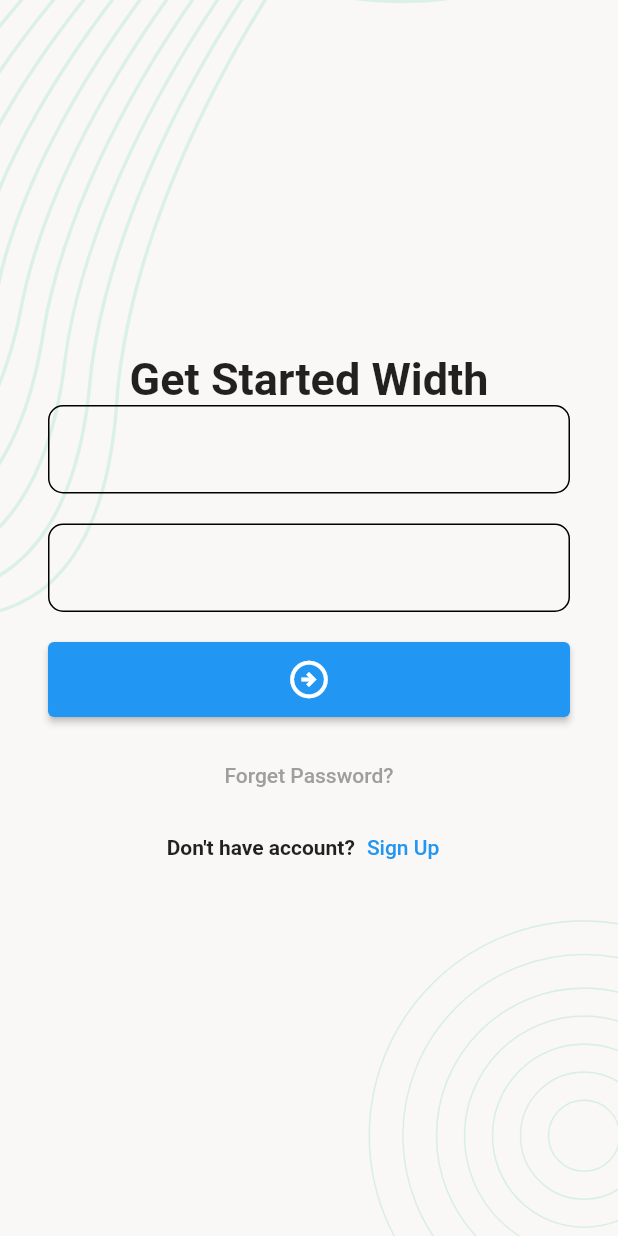
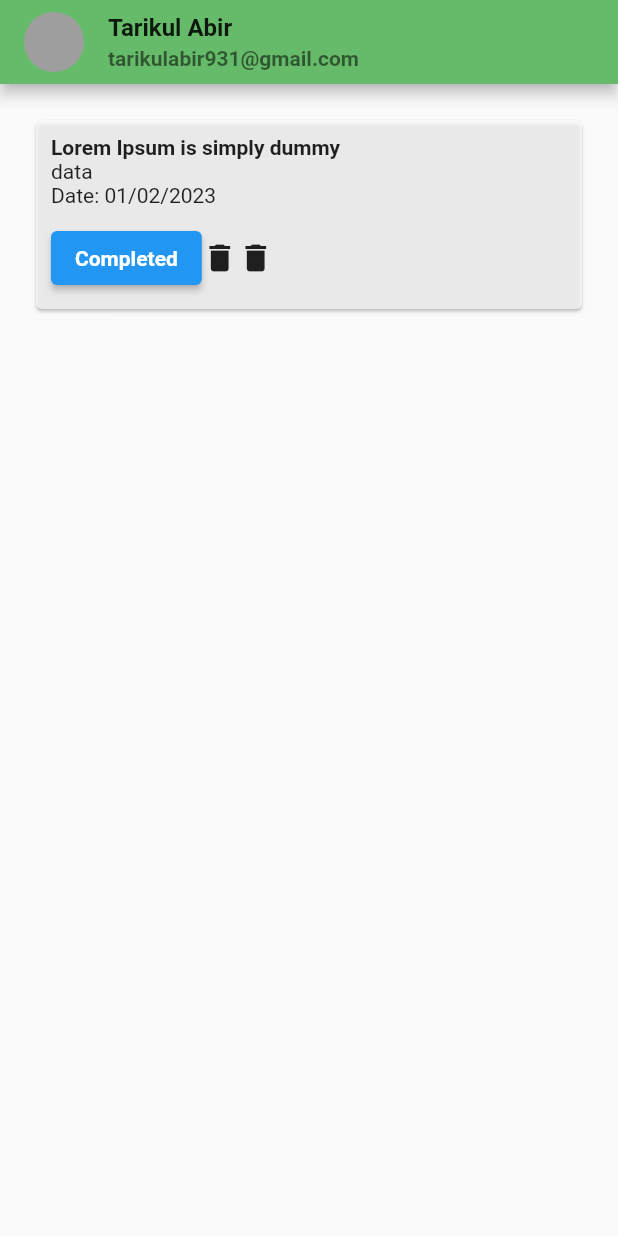
Before and after one commit to Tarikul69/Flutter-taskmanaget, a Flutter app: the screen it shows after launch, on a phone screen of 412 x 824 dp. Run offline on Flutter 3.47's test engine with Material 2 defaults, Android fonts, the phone set to English and light mode, and no system bars; our stand-ins replace flutter_svg, pin_code_fields; statements that could not run were skipped.

Commit message:
2nd commit

```diff
--- a/lib/screen/home.dart
+++ b/lib/screen/home.dart
@@ -0,0 +1,78 @@
+import 'package:flutter/material.dart';
+import 'package:taskmanager/widgets.dart/tools.dart';
+
+class home extends StatefulWidget {
+  const home({Key? key}) : super(key: key);
+
+  @override
+  State<home> createState() => _homeState();
+  MaterialStateProperty;
+}
+
+class _homeState extends State<home> {
+  @override
+  Widget build(BuildContext context) {
+    return MaterialApp(
+      home: Scaffold(
+        appBar: topbar(),
+        body: SingleChildScrollView(
+          child: Stack(
+            children: [
+              Padding(
+                padding: EdgeInsets.all(20.0),
+                child: SizedBox(
+                  width: 1200,
+                  child: InkWell(
+                    onTap: () {},
+                    child: Card(
+                      color: Colors.white70,
+                      child: Padding(
+                        padding: EdgeInsets.all(10.0),
+                        child: Column(
+                          mainAxisAlignment: MainAxisAlignment.start,
+                          crossAxisAlignment: CrossAxisAlignment.start,
+                          children: [
+                            Text(
+                              "Lorem Ipsum is simply dummy",
+                              style: TextStyle(fontWeight: FontWeight.bold),
+                            ),
+                            Text("data"),
+                            Text("Date: 01/02/2023"),
+                            SizedBox(
+                              height: 10,
+                            ),
+                            Row(
+                              children: [
+                                ElevatedButton(
+                                  onPressed: () {},
+                                  child: Text(
+                                    "Completed",
+                                    style:
+                                        TextStyle(fontWeight: FontWeight.bold),
+                                  ),
+                                  style:  ButtonStyle(
+                                    shape:
+                                  ),
+                                ),
+                                Icon(
+                                  Icons.delete,
+                                ),
+                                Icon(
+                                  Icons.delete,
+                                ),
+                              ],
+                            )
+                          ],
+                        ),
+                      ),
+                    ),
+                  ),
+                ),
+              ),
+            ],
+          ),
+        ),
+      ),
+    );
+  }
+}
--- a/lib/widgets.dart/tools.dart
+++ b/lib/widgets.dart/tools.dart
@@ -0,0 +1,21 @@
+import 'package:flutter/material.dart';
+
+AppBar topbar() {
+  return AppBar(
+    title: const ListTile(
+      contentPadding: EdgeInsets.zero,
+      leading: CircleAvatar(
+        backgroundColor: Colors.grey,
+      ),
+      title: Text(
+        "Tarikul Abir",
+        style: TextStyle(fontWeight: FontWeight.bold),
+      ),
+      subtitle: Text(
+        "tarikulabir931@gmail.com",
+        style: TextStyle(fontWeight: FontWeight.bold),
+      ),
+    ),
+    backgroundColor: Colors.green[400],
+  );
+}
```
Also changed, not shown: lib/main.dart (+8 -4 lines), lib/screen/pinverification.dart (+29 -16 lines), lib/screen/registration.dart (+51 -37 lines), lib/screen/setpassword.dart (+41 -17 lines), lib/screen/splash.dart (+12 -13 lines), lib/screen/updateprofile.dart (+94 -0 lines).
